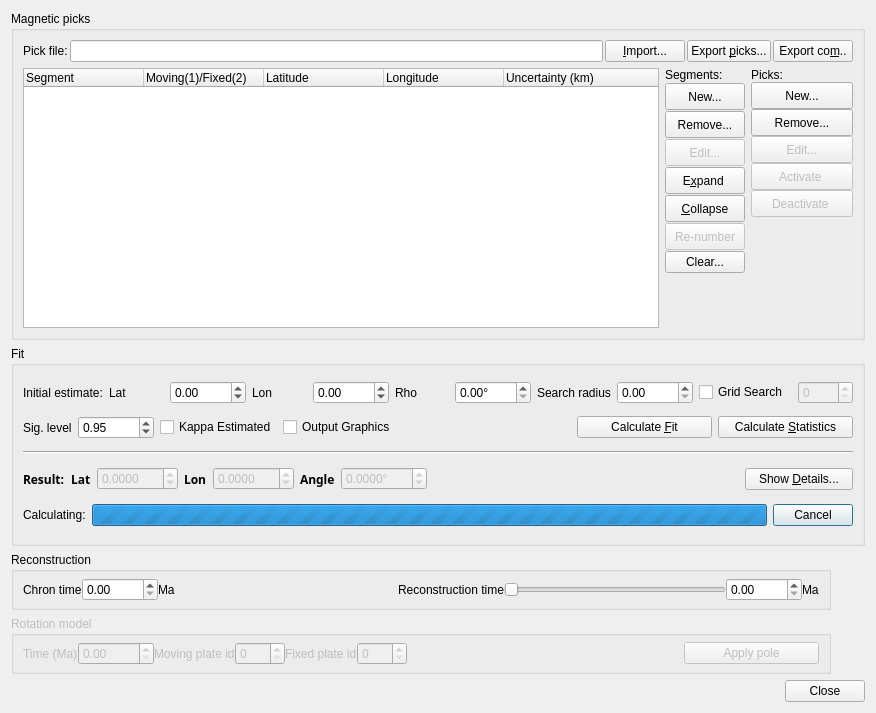
Qt form src/qt-widgets/HellingerDialogUi.ui (GPlates/GPlates) before a commit.
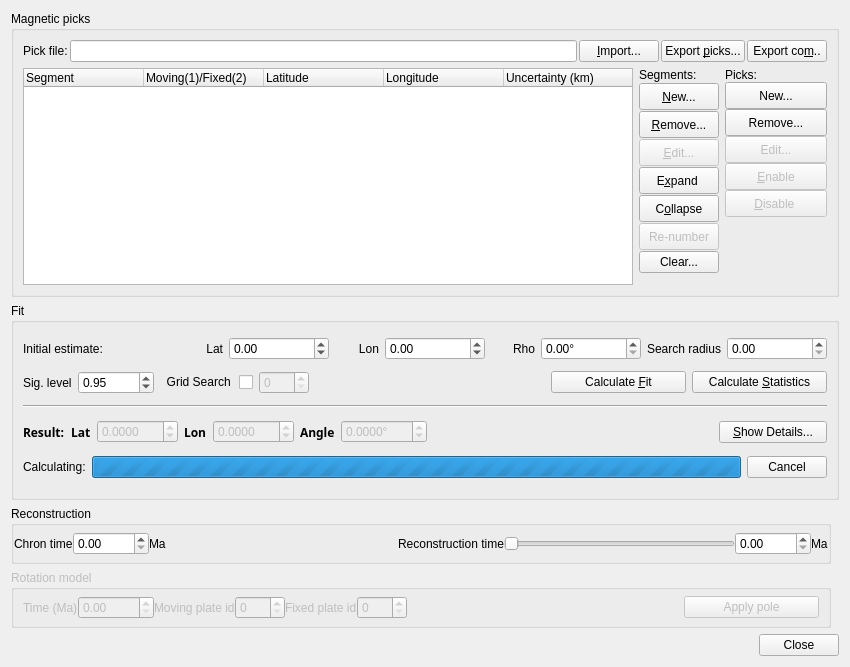
The same form after that commit.

Commit message: (hellinger) Added "clear all picks" buttons; various other mods to the dialog, including some tool tips. It's still very busy. I'm tempted now to even go for a tabbed approach, but not in the immediate future.

```diff
--- a/src/qt-widgets/HellingerDialogUi.ui
+++ b/src/qt-widgets/HellingerDialogUi.ui
@@ -6,8 +6,8 @@
    <rect>
     <x>0</x>
     <y>0</y>
-    <width>876</width>
-    <height>713</height>
+    <width>850</width>
+    <height>667</height>
    </rect>
   </property>
   <property name="sizePolicy">
@@ -19,7 +19,7 @@
   <property name="minimumSize">
    <size>
     <width>820</width>
-    <height>700</height>
+    <height>650</height>
    </size>
   </property>
   <property name="maximumSize">
@@ -31,7 +31,261 @@
   <property name="windowTitle">
    <string>Hellinger Fitting Tool</string>
   </property>
-  <layout class="QGridLayout" name="gridLayout_6">
+  <layout class="QGridLayout" name="gridLayout_5">
+   <item row="3" column="0" colspan="2">
+    <widget class="QGroupBox" name="groupbox_rotation">
+     <property name="enabled">
+      <bool>false</bool>
+     </property>
+     <property name="maximumSize">
+      <size>
+       <width>820</width>
+       <height>16777215</height>
+      </size>
+     </property>
+     <property name="title">
+      <string>Rotation model</string>
+     </property>
+     <layout class="QGridLayout" name="gridLayout_3">
+      <property name="topMargin">
+       <number>6</number>
+      </property>
+      <property name="bottomMargin">
+       <number>6</number>
+      </property>
+      <property name="verticalSpacing">
+       <number>2</number>
+      </property>
+      <item row="0" column="0">
+       <layout class="QHBoxLayout" name="horizontalLayout_12">
+        <item>
+         <widget class="QLabel" name="label_18">
+          <property name="text">
+           <string>Time (Ma)</string>
+          </property>
+         </widget>
+        </item>
+        <item>
+         <widget class="QDoubleSpinBox" name="spin_box_model_time">
+          <property name="minimumSize">
+           <size>
+            <width>76</width>
+            <height>0</height>
+           </size>
+          </property>
+         </widget>
+        </item>
+        <item>
+         <widget class="QLabel" name="label_16">
+          <property name="text">
+           <string>Moving plate id</string>
+          </property>
+         </widget>
+        </item>
+        <item>
+         <widget class="QSpinBox" name="spinbox_moving_plate">
+          <property name="minimumSize">
+           <size>
+            <width>50</width>
+            <height>0</height>
+           </size>
+          </property>
+         </widget>
+        </item>
+        <item>
+         <widget class="QLabel" name="label_17">
+          <property name="text">
+           <string>Fixed plate id</string>
+          </property>
+         </widget>
+        </item>
+        <item>
+         <widget class="QSpinBox" name="spinbox_fixed_plate">
+          <property name="minimumSize">
+           <size>
+            <width>50</width>
+            <height>0</height>
+           </size>
+          </property>
+         </widget>
+        </item>
+       </layout>
+      </item>
+      <item row="0" column="2">
+       <widget class="QPushButton" name="button_apply_pole">
+        <property name="minimumSize">
+         <size>
+          <width>135</width>
+          <height>0</height>
+         </size>
+        </property>
+        <property name="maximumSize">
+         <size>
+          <width>100</width>
+          <height>16777215</height>
+         </size>
+        </property>
+        <property name="text">
+         <string>Apply pole</string>
+        </property>
+       </widget>
+      </item>
+      <item row="0" column="1">
+       <spacer name="horizontalSpacer">
+        <property name="orientation">
+         <enum>Qt::Horizontal</enum>
+        </property>
+        <property name="sizeHint" stdset="0">
+         <size>
+          <width>177</width>
+          <height>20</height>
+         </size>
+        </property>
+       </spacer>
+      </item>
+     </layout>
+    </widget>
+   </item>
+   <item row="2" column="0" colspan="2">
+    <widget class="QGroupBox" name="groupbox_recon">
+     <property name="maximumSize">
+      <size>
+       <width>820</width>
+       <height>16777215</height>
+      </size>
+     </property>
+     <property name="title">
+      <string>Reconstruction</string>
+     </property>
+     <layout class="QGridLayout" name="gridLayout_4">
+      <property name="leftMargin">
+       <number>0</number>
+      </property>
+      <property name="topMargin">
+       <number>6</number>
+      </property>
+      <property name="rightMargin">
+       <number>0</number>
+      </property>
+      <property name="bottomMargin">
+       <number>6</number>
+      </property>
+      <property name="verticalSpacing">
+       <number>2</number>
+      </property>
+      <item row="0" column="0">
+       <layout class="QHBoxLayout" name="horizontalLayout_2">
+        <item>
+         <widget class="QLabel" name="label_6">
+          <property name="text">
+           <string>Chron time</string>
+          </property>
+         </widget>
+        </item>
+        <item>
+         <widget class="QDoubleSpinBox" name="spinbox_chron">
+          <property name="minimumSize">
+           <size>
+            <width>76</width>
+            <height>0</height>
+           </size>
+          </property>
+          <property name="suffix">
+           <string/>
+          </property>
+          <property name="maximum">
+           <double>1000.000000000000000</double>
+          </property>
+         </widget>
+        </item>
+        <item>
+         <widget class="QLabel" name="label_3">
+          <property name="text">
+           <string>Ma</string>
+          </property>
+         </widget>
+        </item>
+        <item>
+         <spacer name="horizontalSpacer_4">
+          <property name="orientation">
+           <enum>Qt::Horizontal</enum>
+          </property>
+          <property name="sizeHint" stdset="0">
+           <size>
+            <width>223</width>
+            <height>20</height>
+           </size>
+          </property>
+         </spacer>
+        </item>
+        <item>
+         <widget class="QLabel" name="label_9">
+          <property name="text">
+           <string>Reconstruction time</string>
+          </property>
+         </widget>
+        </item>
+        <item>
+         <widget class="QSlider" name="slider_recon_time">
+          <property name="orientation">
+           <enum>Qt::Horizontal</enum>
+          </property>
+         </widget>
+        </item>
+        <item>
+         <widget class="QDoubleSpinBox" name="spinbox_recon_time">
+          <property name="minimumSize">
+           <size>
+            <width>76</width>
+            <height>0</height>
+           </size>
+          </property>
+          <property name="maximum">
+           <double>1000.000000000000000</double>
+          </property>
+         </widget>
+        </item>
+        <item>
+         <widget class="QLabel" name="label_4">
+          <property name="text">
+           <string>Ma</string>
+          </property>
+         </widget>
+        </item>
+       </layout>
+      </item>
+     </layout>
+    </widget>
+   </item>
+   <item row="4" column="0">
+    <spacer name="horizontalSpacer_2">
+     <property name="orientation">
+      <enum>Qt::Horizontal</enum>
+     </property>
+     <property name="sizeHint" stdset="0">
+      <size>
+       <width>40</width>
+       <height>20</height>
+      </size>
+     </property>
+    </spacer>
+   </item>
+   <item row="4" column="1">
+    <widget class="QDialogButtonBox" name="button_close">
+     <property name="sizePolicy">
+      <sizepolicy hsizetype="Preferred" vsizetype="Fixed">
+       <horstretch>0</horstretch>
+       <verstretch>0</verstretch>
+      </sizepolicy>
+     </property>
+     <property name="orientation">
+      <enum>Qt::Horizontal</enum>
+     </property>
+     <property name="standardButtons">
+      <set>QDialogButtonBox::Close</set>
+     </property>
+    </widget>
+   </item>
    <item row="1" column="0" colspan="2">
     <widget class="QGroupBox" name="groupbox_fit">
      <property name="sizePolicy">
@@ -49,40 +303,12 @@
      <property name="title">
       <string>Fit</string>
      </property>
-     <layout class="QGridLayout" name="gridLayout_2">
-      <item row="4" column="0">
-       <layout class="QHBoxLayout" name="horizontalLayout_3">
-        <item>
-         <widget class="QLabel" name="label_2">
-          <property name="text">
-           <string>Calculating:</string>
-          </property>
-         </widget>
-        </item>
-        <item>
-         <widget class="QProgressBar" name="progress_bar">
-          <property name="maximum">
-           <number>0</number>
-          </property>
-          <property name="value">
-           <number>0</number>
-          </property>
-          <property name="textVisible">
+     <property name="flat">
            <bool>false</bool>
           </property>
-         </widget>
-        </item>
-        <item>
-         <widget class="QPushButton" name="button_cancel">
-          <property name="text">
-           <string>Cancel</string>
-          </property>
-         </widget>
-        </item>
-       </layout>
-      </item>
+     <layout class="QGridLayout" name="gridLayout_6">
       <item row="0" column="0">
-       <layout class="QHBoxLayout" name="horizontalLayout_4">
+       <layout class="QHBoxLayout" name="horizontalLayout_15">
         <item>
          <widget class="QLabel" name="label_5">
           <property name="text">
@@ -91,17 +317,22 @@
          </widget>
         </item>
         <item>
+         <layout class="QHBoxLayout" name="horizontalLayout">
+          <item>
          <widget class="QLabel" name="label_lat">
           <property name="text">
            <string>Lat</string>
           </property>
+            <property name="alignment">
+             <set>Qt::AlignRight|Qt::AlignTrailing|Qt::AlignVCenter</set>
+            </property>
          </widget>
         </item>
         <item>
          <widget class="QDoubleSpinBox" name="spinbox_lat">
           <property name="minimumSize">
            <size>
-            <width>76</width>
+              <width>100</width>
             <height>0</height>
            </size>
           </property>
@@ -113,18 +344,25 @@
           </property>
          </widget>
         </item>
+         </layout>
+        </item>
+        <item>
+         <layout class="QHBoxLayout" name="horizontalLayout_4">
         <item>
          <widget class="QLabel" name="label_lon">
           <property name="text">
            <string>Lon</string>
           </property>
+            <property name="alignment">
+             <set>Qt::AlignRight|Qt::AlignTrailing|Qt::AlignVCenter</set>
+            </property>
          </widget>
         </item>
         <item>
          <widget class="QDoubleSpinBox" name="spinbox_lon">
           <property name="minimumSize">
            <size>
-            <width>76</width>
+              <width>100</width>
             <height>0</height>
            </size>
           </property>
@@ -136,18 +374,25 @@
           </property>
          </widget>
         </item>
+         </layout>
+        </item>
+        <item>
+         <layout class="QHBoxLayout" name="horizontalLayout_9">
         <item>
          <widget class="QLabel" name="label_rho">
           <property name="text">
            <string>Rho</string>
           </property>
+            <property name="alignment">
+             <set>Qt::AlignRight|Qt::AlignTrailing|Qt::AlignVCenter</set>
+            </property>
          </widget>
         </item>
         <item>
          <widget class="QDoubleSpinBox" name="spinbox_rho">
           <property name="minimumSize">
            <size>
-            <width>76</width>
+              <width>100</width>
             <height>0</height>
            </size>
           </property>
@@ -156,25 +401,79 @@
           </property>
          </widget>
         </item>
+         </layout>
+        </item>
+        <item>
+         <layout class="QHBoxLayout" name="horizontalLayout_10">
         <item>
          <widget class="QLabel" name="label_radius">
           <property name="text">
            <string>Search radius</string>
           </property>
+            <property name="alignment">
+             <set>Qt::AlignRight|Qt::AlignTrailing|Qt::AlignVCenter</set>
+            </property>
          </widget>
         </item>
         <item>
          <widget class="QDoubleSpinBox" name="spinbox_radius">
           <property name="minimumSize">
            <size>
+              <width>100</width>
+              <height>0</height>
+             </size>
+            </property>
+           </widget>
+          </item>
+         </layout>
+        </item>
+       </layout>
+      </item>
+      <item row="1" column="0">
+       <layout class="QHBoxLayout" name="horizontalLayout_14">
+        <item>
+         <layout class="QHBoxLayout" name="horizontalLayout_7">
+          <item>
+           <widget class="QLabel" name="label">
+            <property name="maximumSize">
+             <size>
+              <width>70</width>
+              <height>16777215</height>
+             </size>
+            </property>
+            <property name="text">
+             <string>Sig. level</string>
+            </property>
+           </widget>
+          </item>
+          <item>
+           <widget class="QDoubleSpinBox" name="spinbox_sig_level">
+            <property name="minimumSize">
+             <size>
             <width>76</width>
             <height>0</height>
            </size>
           </property>
-         </widget>
-        </item>
+            <property name="maximumSize">
+             <size>
+              <width>70</width>
+              <height>16777215</height>
+             </size>
+            </property>
+            <property name="value">
+             <double>0.950000000000000</double>
+            </property>
+           </widget>
+          </item>
+         </layout>
+        </item>
+        <item>
+         <layout class="QHBoxLayout" name="horizontalLayout_11">
         <item>
          <widget class="QCheckBox" name="checkbox_grid_search">
+            <property name="layoutDirection">
+             <enum>Qt::RightToLeft</enum>
+            </property>
           <property name="text">
            <string>Grid Search </string>
           </property>
@@ -198,6 +497,63 @@
         </item>
        </layout>
       </item>
+        <item>
+         <spacer name="horizontalSpacer_5">
+          <property name="orientation">
+           <enum>Qt::Horizontal</enum>
+          </property>
+          <property name="sizeHint" stdset="0">
+           <size>
+            <width>40</width>
+            <height>20</height>
+           </size>
+          </property>
+         </spacer>
+        </item>
+        <item>
+         <widget class="QPushButton" name="button_calculate_fit">
+          <property name="enabled">
+           <bool>true</bool>
+          </property>
+          <property name="minimumSize">
+           <size>
+            <width>135</width>
+            <height>0</height>
+           </size>
+          </property>
+          <property name="maximumSize">
+           <size>
+            <width>120</width>
+            <height>16777215</height>
+           </size>
+          </property>
+          <property name="text">
+           <string>Calculate &amp;Fit</string>
+          </property>
+         </widget>
+        </item>
+        <item>
+         <widget class="QPushButton" name="button_stats">
+          <property name="minimumSize">
+           <size>
+            <width>135</width>
+            <height>0</height>
+           </size>
+          </property>
+          <property name="text">
+           <string>Calculate &amp;Statistics</string>
+          </property>
+         </widget>
+        </item>
+       </layout>
+      </item>
+      <item row="2" column="0">
+       <widget class="Line" name="line1_2">
+        <property name="orientation">
+         <enum>Qt::Horizontal</enum>
+        </property>
+       </widget>
+      </item>
       <item row="3" column="0">
        <layout class="QHBoxLayout" name="horizontalLayout_8">
         <item>
@@ -351,369 +707,50 @@
            </size>
           </property>
           <property name="text">
-           <string>Show &amp;Details...</string>
+           <string>&amp;Show Details...</string>
           </property>
          </widget>
         </item>
        </layout>
       </item>
-      <item row="2" column="0">
-       <widget class="Line" name="line1_2">
-        <property name="orientation">
-         <enum>Qt::Horizontal</enum>
-        </property>
-       </widget>
-      </item>
-      <item row="1" column="0">
-       <layout class="QHBoxLayout" name="horizontalLayout_7">
+      <item row="4" column="0">
+       <layout class="QHBoxLayout" name="horizontalLayout_3">
         <item>
-         <widget class="QLabel" name="label">
-          <property name="maximumSize">
-           <size>
-            <width>60</width>
-            <height>16777215</height>
-           </size>
-          </property>
+         <widget class="QLabel" name="label_2">
           <property name="text">
-           <string>Sig. level</string>
+           <string>Calculating:</string>
           </property>
          </widget>
         </item>
         <item>
-         <widget class="QDoubleSpinBox" name="spinbox_sig_level">
-          <property name="minimumSize">
-           <size>
-            <width>76</width>
-            <height>0</height>
-           </size>
-          </property>
-          <property name="maximumSize">
-           <size>
-            <width>70</width>
-            <height>16777215</height>
-           </size>
+         <widget class="QProgressBar" name="progress_bar">
+          <property name="maximum">
+           <number>0</number>
           </property>
           <property name="value">
-           <double>0.950000000000000</double>
+           <number>0</number>
           </property>
-         </widget>
-        </item>
-        <item>
-         <widget class="QCheckBox" name="checkbox_kappa">
-          <property name="text">
-           <string>Kappa Estimated</string>
-          </property>
-         </widget>
-        </item>
-        <item>
-         <widget class="QCheckBox" name="checkbox_graphics">
-          <property name="text">
-           <string>Output Graphics</string>
-          </property>
-         </widget>
-        </item>
-        <item>
-         <spacer name="horizontalSpacer_5">
-          <property name="orientation">
-           <enum>Qt::Horizontal</enum>
-          </property>
-          <property name="sizeHint" stdset="0">
-           <size>
-            <width>40</width>
-            <height>20</height>
-           </size>
-          </property>
-         </spacer>
-        </item>
-        <item>
-         <widget class="QPushButton" name="button_calculate_fit">
-          <property name="enabled">
-           <bool>true</bool>
-          </property>
-          <property name="minimumSize">
-           <size>
-            <width>135</width>
-            <height>0</height>
-           </size>
-          </property>
-          <property name="maximumSize">
-           <size>
-            <width>120</width>
-            <height>16777215</height>
-           </size>
-          </property>
-          <property name="text">
-           <string>Calculate &amp;Fit</string>
-          </property>
-         </widget>
-        </item>
-        <item>
-         <widget class="QPushButton" name="button_stats">
-          <property name="minimumSize">
-           <size>
-            <width>135</width>
-            <height>0</height>
-           </size>
-          </property>
-          <property name="text">
-           <string>Calculate &amp;Statistics</string>
-          </property>
-         </widget>
-        </item>
-       </layout>
-      </item>
-     </layout>
-    </widget>
-   </item>
-   <item row="2" column="0" colspan="2">
-    <widget class="QGroupBox" name="groupbox_recon">
-     <property name="maximumSize">
-      <size>
-       <width>820</width>
-       <height>16777215</height>
-      </size>
-     </property>
-     <property name="title">
-      <string>Reconstruction</string>
-     </property>
-     <layout class="QGridLayout" name="gridLayout_4">
-      <property name="topMargin">
-       <number>6</number>
-      </property>
-      <property name="bottomMargin">
-       <number>6</number>
-      </property>
-      <property name="verticalSpacing">
-       <number>2</number>
-      </property>
-      <item row="0" column="0">
-       <layout class="QHBoxLayout" name="horizontalLayout_2">
-        <item>
-         <widget class="QLabel" name="label_6">
-          <property name="text">
-           <string>Chron time</string>
-          </property>
-         </widget>
-        </item>
-        <item>
-         <widget class="QDoubleSpinBox" name="spinbox_chron">
-          <property name="minimumSize">
-           <size>
-            <width>76</width>
-            <height>0</height>
-           </size>
-          </property>
-          <property name="maximum">
-           <double>1000.000000000000000</double>
-          </property>
-         </widget>
-        </item>
-        <item>
-         <widget class="QLabel" name="label_3">
-          <property name="text">
-           <string>Ma</string>
-          </property>
-         </widget>
-        </item>
-        <item>
-         <spacer name="horizontalSpacer_4">
-          <property name="orientation">
-           <enum>Qt::Horizontal</enum>
-          </property>
-          <property name="sizeHint" stdset="0">
-           <size>
-            <width>223</width>
-            <height>20</height>
-           </size>
-          </property>
-         </spacer>
-        </item>
-        <item>
-         <widget class="QLabel" name="label_9">
-          <property name="text">
-           <string>Reconstruction time</string>
-          </property>
-         </widget>
-        </item>
-        <item>
-         <widget class="QSlider" name="slider_recon_time">
-          <property name="orientation">
-           <enum>Qt::Horizontal</enum>
-          </property>
-         </widget>
-        </item>
-        <item>
-         <widget class="QDoubleSpinBox" name="spinbox_recon_time">
-          <property name="minimumSize">
-           <size>
-            <width>76</width>
-            <height>0</height>
-           </size>
-          </property>
-          <property name="maximum">
-           <double>1000.000000000000000</double>
-          </property>
-         </widget>
-        </item>
-        <item>
-         <widget class="QLabel" name="label_4">
-          <property name="text">
-           <string>Ma</string>
-          </property>
-         </widget>
-        </item>
-       </layout>
-      </item>
-     </layout>
-    </widget>
-   </item>
-   <item row="3" column="0" colspan="2">
-    <widget class="QGroupBox" name="groupbox_rotation">
-     <property name="enabled">
+          <property name="textVisible">
       <bool>false</bool>
      </property>
-     <property name="maximumSize">
-      <size>
-       <width>820</width>
-       <height>16777215</height>
-      </size>
-     </property>
-     <property name="title">
-      <string>Rotation model</string>
-     </property>
-     <layout class="QGridLayout" name="gridLayout_3">
-      <property name="topMargin">
-       <number>6</number>
-      </property>
-      <property name="bottomMargin">
-       <number>6</number>
-      </property>
-      <property name="verticalSpacing">
-       <number>2</number>
-      </property>
-      <item row="0" column="0">
-       <layout class="QHBoxLayout" name="horizontalLayout_12">
-        <item>
-         <widget class="QLabel" name="label_18">
-          <property name="text">
-           <string>Time (Ma)</string>
-          </property>
          </widget>
         </item>
         <item>
-         <widget class="QDoubleSpinBox" name="spin_box_model_time">
-          <property name="minimumSize">
-           <size>
-            <width>76</width>
-            <height>0</height>
-           </size>
-          </property>
-         </widget>
-        </item>
-        <item>
-         <widget class="QLabel" name="label_16">
+         <widget class="QPushButton" name="button_cancel">
           <property name="text">
-           <string>Moving plate id</string>
+           <string>Cancel</string>
           </property>
          </widget>
         </item>
-        <item>
-         <widget class="QSpinBox" name="spinbox_moving_plate">
-          <property name="minimumSize">
-           <size>
-            <width>50</width>
-            <height>0</height>
-           </size>
-          </property>
-         </widget>
-        </item>
-        <item>
-         <widget class="QLabel" name="label_17">
-          <property name="text">
-           <string>Fixed plate id</string>
-          </property>
-         </widget>
-        </item>
-        <item>
-         <widget class="QSpinBox" name="spinbox_fixed_plate">
-          <property name="minimumSize">
-           <size>
-            <width>50</width>
-            <height>0</height>
-           </size>
-          </property>
-         </widget>
-        </item>
        </layout>
       </item>
-      <item row="0" column="2">
-       <widget class="QPushButton" name="button_apply_pole">
-        <property name="minimumSize">
-         <size>
-          <width>135</width>
-          <height>0</height>
-         </size>
-        </property>
-        <property name="maximumSize">
-         <size>
-          <width>100</width>
-          <height>16777215</height>
-         </size>
-        </property>
-        <property name="text">
-         <string>Apply pole</string>
-        </property>
-       </widget>
-      </item>
-      <item row="0" column="1">
-       <spacer name="horizontalSpacer">
-        <property name="orientation">
-         <enum>Qt::Horizontal</enum>
-        </property>
-        <property name="sizeHint" stdset="0">
-         <size>
-          <width>177</width>
-          <height>20</height>
-         </size>
-        </property>
-       </spacer>
-      </item>
      </layout>
     </widget>
    </item>
-   <item row="4" column="0">
-    <spacer name="horizontalSpacer_2">
-     <property name="orientation">
-      <enum>Qt::Horizontal</enum>
-     </property>
-     <property name="sizeHint" stdset="0">
-      <size>
-       <width>40</width>
-       <height>20</height>
-      </size>
-     </property>
-    </spacer>
-   </item>
-   <item row="4" column="1">
-    <widget class="QDialogButtonBox" name="button_close">
-     <property name="sizePolicy">
-      <sizepolicy hsizetype="Preferred" vsizetype="Fixed">
-       <horstretch>0</horstretch>
-       <verstretch>0</verstretch>
-      </sizepolicy>
-     </property>
-     <property name="orientation">
-      <enum>Qt::Horizontal</enum>
-     </property>
-     <property name="standardButtons">
-      <set>QDialogButtonBox::Close</set>
-     </property>
-    </widget>
-   </item>
    <item row="0" column="0" colspan="2">
     <widget class="QGroupBox" name="groupbox_picks">
      <property name="sizePolicy">
-      <sizepolicy hsizetype="MinimumExpanding" vsizetype="Preferred">
+      <sizepolicy hsizetype="MinimumExpanding" vsizetype="MinimumExpanding">
        <horstretch>0</horstretch>
        <verstretch>0</verstretch>
       </sizepolicy>
@@ -733,55 +770,49 @@
      <property name="title">
       <string>Magnetic picks</string>
      </property>
-     <layout class="QGridLayout" name="gridLayout_5">
-      <item row="1" column="0" rowspan="2">
-       <widget class="QTreeWidget" name="tree_widget_picks">
-        <property name="minimumSize">
-         <size>
-          <width>500</width>
-          <height>250</height>
-         </size>
+     <layout class="QGridLayout" name="gridLayout_2">
+      <item row="0" column="0" colspan="2">
+       <layout class="QHBoxLayout" name="horizontalLayout_6">
+        <property name="spacing">
+         <number>2</number>
         </property>
-        <property name="maximumSize">
-         <size>
-          <width>16777215</width>
-          <height>500</height>
-         </size>
-        </property>
-        <attribute name="headerDefaultSectionSize">
-         <number>120</number>
-        </attribute>
-        <attribute name="headerMinimumSectionSize">
-         <number>40</number>
-        </attribute>
-        <column>
+        <item>
+         <widget class="QLabel" name="label_10">
          <property name="text">
-          <string>Segment</string>
-         </property>
-        </column>
-        <column>
-         <property name="text">
-          <string>Moving(1)/Fixed(2)</string>
-         </property>
-        </column>
-        <column>
+           <string>Pick file:</string>
+          </property>
+         </widget>
+        </item>
+        <item>
+         <widget class="QLineEdit" name="line_import_file"/>
+        </item>
+        <item>
+         <widget class="QPushButton" name="button_import_file">
+          <property name="toolTip">
+           <string>Import a .pick or .com file</string>
+          </property>
          <property name="text">
-          <string>Latitude</string>
-         </property>
-        </column>
-        <column>
+           <string>&amp;Import...</string>
+          </property>
+         </widget>
+        </item>
+        <item>
+         <widget class="QPushButton" name="button_export_pick_file">
          <property name="text">
-          <string>Longitude</string>
-         </property>
-        </column>
-        <column>
+           <string>Export &amp;picks...</string>
+          </property>
+         </widget>
+        </item>
+        <item>
+         <widget class="QPushButton" name="button_export_com_file">
          <property name="text">
-          <string>Uncertainty (km)</string>
-         </property>
-        </column>
-       </widget>
-      </item>
-      <item row="1" column="1" colspan="2">
+           <string>Export co&amp;m..</string>
+          </property>
+         </widget>
+        </item>
+       </layout>
+      </item>
+      <item row="1" column="1">
        <layout class="QGridLayout" name="gridLayout">
         <item row="0" column="0" rowspan="2">
          <layout class="QVBoxLayout" name="verticalLayout">
@@ -804,7 +835,7 @@
              </size>
             </property>
             <property name="text">
-             <string>New...</string>
+             <string>&amp;New...</string>
             </property>
            </widget>
           </item>
@@ -817,7 +848,7 @@
              </size>
             </property>
             <property name="text">
-             <string>Remove...</string>
+             <string>&amp;Remove...</string>
             </property>
            </widget>
           </item>
@@ -833,7 +864,7 @@
              </size>
             </property>
             <property name="text">
-             <string>Edit...</string>
+             <string>&amp;Edit...</string>
             </property>
             <property name="iconSize">
              <size>
@@ -865,7 +896,7 @@
              </size>
             </property>
             <property name="text">
-             <string>&amp;Collapse</string>
+             <string>C&amp;ollapse</string>
             </property>
            </widget>
           </item>
@@ -960,7 +991,7 @@
              </size>
             </property>
             <property name="text">
-             <string>Activate </string>
+             <string>&amp;Enable</string>
             </property>
            </widget>
           </item>
@@ -976,7 +1007,7 @@
              </size>
             </property>
             <property name="text">
-             <string>Deactivate </string>
+             <string>&amp;Disable </string>
             </property>
            </widget>
           </item>
@@ -997,7 +1028,7 @@
         </item>
        </layout>
       </item>
-      <item row="2" column="2">
+      <item row="2" column="1">
        <spacer name="verticalSpacer_2">
         <property name="orientation">
          <enum>Qt::Vertical</enum>
@@ -1005,50 +1036,59 @@
         <property name="sizeHint" stdset="0">
          <size>
           <width>20</width>
-          <height>20</height>
+          <height>12</height>
          </size>
         </property>
        </spacer>
       </item>
-      <item row="0" column="0" colspan="3">
-       <layout class="QHBoxLayout" name="horizontalLayout_6">
-        <property name="spacing">
-         <number>2</number>
+      <item row="1" column="0" rowspan="2">
+       <widget class="QTreeWidget" name="tree_widget_picks">
+        <property name="minimumSize">
+         <size>
+          <width>500</width>
+          <height>180</height>
+         </size>
         </property>
-        <item>
-         <widget class="QLabel" name="label_10">
+        <property name="maximumSize">
+         <size>
+          <width>16777215</width>
+          <height>16777215</height>
+         </size>
+        </property>
+        <attribute name="headerDefaultSectionSize">
+         <number>120</number>
+        </attribute>
+        <attribute name="headerMinimumSectionSize">
+         <number>40</number>
+        </attribute>
+        <column>
           <property name="text">
-           <string>Pick file:</string>
-          </property>
-         </widget>
-        </item>
-        <item>
-         <widget class="QLineEdit" name="line_import_file"/>
-        </item>
-        <item>
-         <widget class="QPushButton" name="button_import_file">
+          <string>Segment</string>
+         </property>
+        </column>
+        <column>
           <property name="text">
-           <string>&amp;Import...</string>
-          </property>
-         </widget>
-        </item>
-        <item>
-         <widget class="QPushButton" name="button_export_pick_file">
+          <string>Moving(1)/Fixed(2)</string>
+         </property>
+        </column>
+        <column>
           <property name="text">
-           <string>Export &amp;picks...</string>
-          </property>
-         </widget>
-        </item>
-        <item>
-         <widget class="QPushButton" name="button_export_com_file">
+          <string>Latitude</string>
+         </property>
+        </column>
+        <column>
           <property name="text">
-           <string>Export co&amp;m..</string>
-          </property>
+          <string>Longitude</string>
+         </property>
+        </column>
+        <column>
+         <property name="text">
+          <string>Uncertainty (km)</string>
+         </property>
+        </column>
          </widget>
         </item>
        </layout>
-      </item>
-     </layout>
     </widget>
    </item>
   </layout>
```
Left out of the diff: 76 changed lines with no effect on the pictures. Lines whose indentation alone changed are shown as unchanged. The commit also changes 4 other files.
